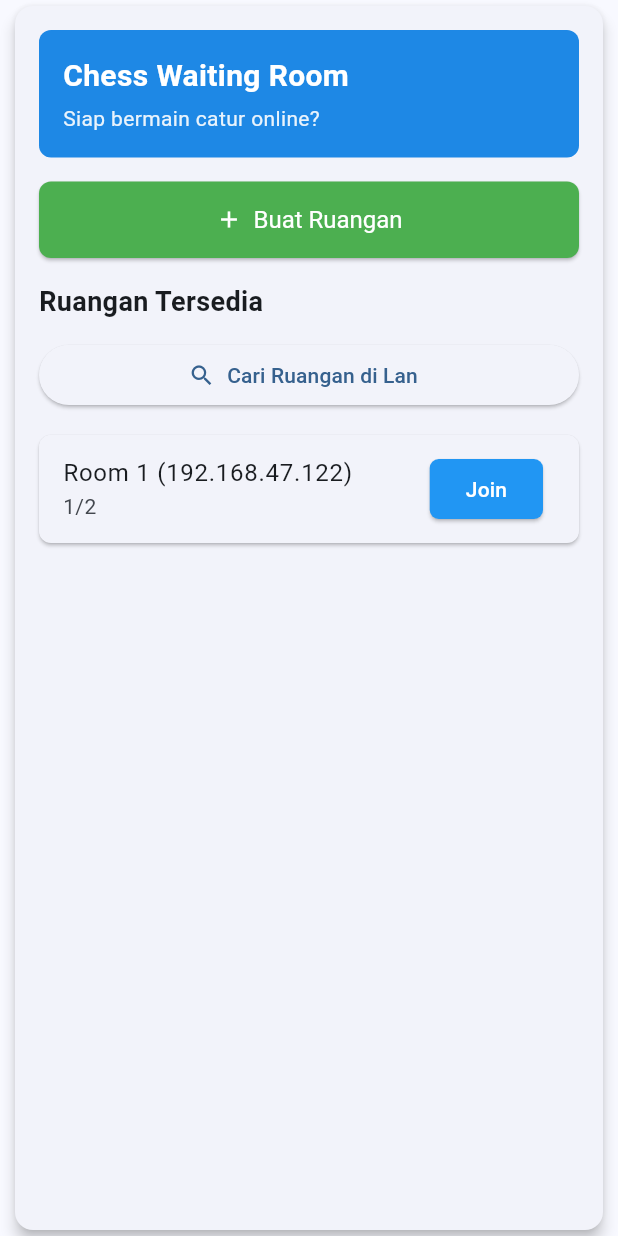
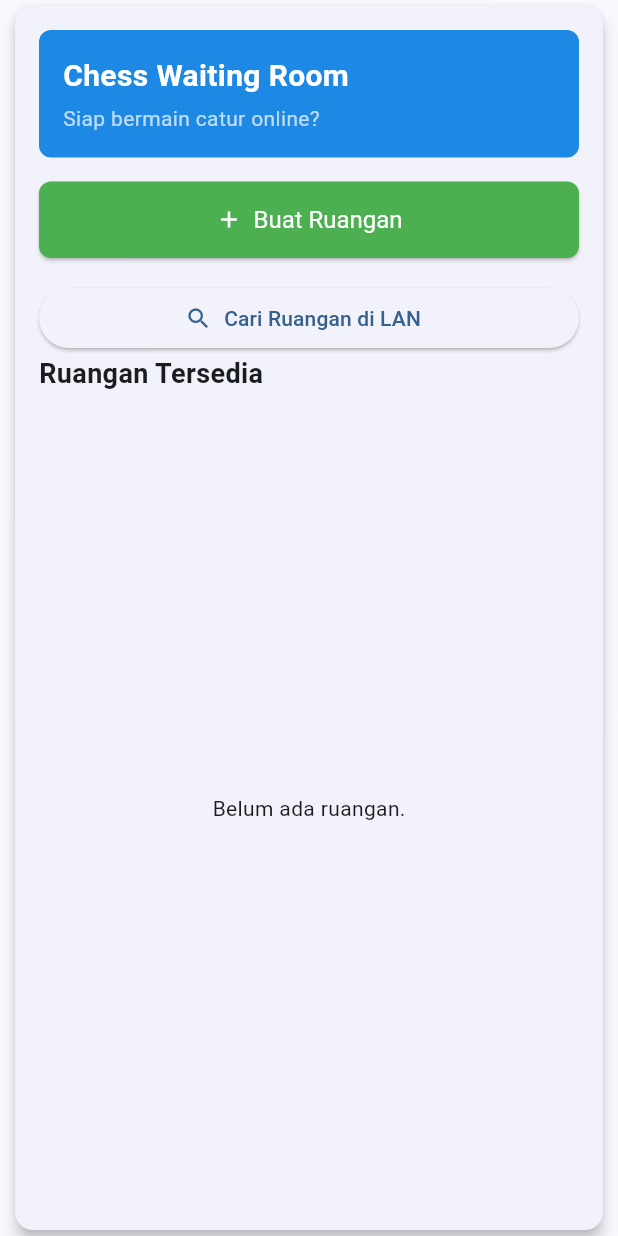
Before and after one commit to filzaelang/ChessApp, a Flutter app: the screen it shows after launch, on a phone screen of 412 x 824 dp. Run offline on Flutter 3.47's test engine with Material 3 defaults, Android fonts, the phone set to English and light mode, and no system bars; our stand-ins replace go_router; missing offline and left inert: dart:html.

Commit message:
Mengerjakan untuk logika permainan

```diff
--- a/lib/app.dart
+++ b/lib/app.dart
@@ -1,6 +1,7 @@
 import 'package:flutter/material.dart';
 import 'package:provider/provider.dart';
 import 'data/models/board_model.dart';
+import 'data/services/room_provider.dart';
 import 'presentation/screens/home_page.dart';
 import 'presentation/screens/room_page.dart';
 import 'package:go_router/go_router.dart';
@@ -10,8 +11,11 @@ class ChessApp extends StatelessWidget {
 
   @override
   Widget build(BuildContext context) {
-    return ChangeNotifierProvider(
-      create: (_) => BoardModel(),
+    return MultiProvider(
+      providers: [
+        ChangeNotifierProvider(create: (_) => BoardModel()),
+        ChangeNotifierProvider(create: (_) => RoomProvider()),
+      ],
       child: MaterialApp.router(
         debugShowCheckedModeBanner: false,
         title: 'Chess Board UI',
--- /dev/null
+++ b/lib/data/models/room_model.dart
@@ -0,0 +1,15 @@
+class Room {
+  final String name;
+  final String ip;
+  final int players;
+  final int maxPlayers;
+
+  Room({
+    required this.name,
+    required this.ip,
+    this.players = 1,
+    this.maxPlayers = 2,
+  });
+
+  bool get canJoin => players < maxPlayers;
+}
--- /dev/null
+++ b/lib/data/services/room_provider.dart
@@ -0,0 +1,18 @@
+import 'package:flutter/material.dart';
+import '../models/room_model.dart';
+
+class RoomProvider extends ChangeNotifier {
+  final List<Room> _rooms = [];
+
+  List<Room> get rooms => List.unmodifiable(_rooms);
+
+  void addRoom(Room room) {
+    _rooms.add(room);
+    notifyListeners();
+  }
+
+  void clearRooms() {
+    _rooms.clear();
+    notifyListeners();
+  }
+}
--- a/lib/presentation/screens/room_page.dart
+++ b/lib/presentation/screens/room_page.dart
@@ -1,16 +1,21 @@
+import 'package:chess/data/models/room_model.dart';
 import 'package:flutter/material.dart';
+import 'package:provider/provider.dart';
 // import '../widgets/alert.dart';
 import '../../data/services/make_rooms.dart';
+import '../../data/services/room_provider.dart';
+import '../../data/services/room_discovery.dart';
 
 class RoomPage extends StatelessWidget {
   const RoomPage({super.key});
 
   @override
   Widget build(BuildContext context) {
+    final roomProvider = context.watch<RoomProvider>();
     return Scaffold(
       body: Center(
         child: ConstrainedBox(
-          constraints: BoxConstraints(maxWidth: 400),
+          constraints: const BoxConstraints(maxWidth: 400),
           child: Card(
             elevation: 4,
             shape: RoundedRectangleBorder(
@@ -21,83 +26,63 @@ class RoomPage extends StatelessWidget {
               child: Column(
                 crossAxisAlignment: CrossAxisAlignment.stretch,
                 children: [
-                  // Header Section
-                  Container(
-                    padding: const EdgeInsets.all(16),
-                    decoration: BoxDecoration(
-                      color: Colors.blue[600],
-                      borderRadius: BorderRadius.circular(8),
-                    ),
-                    child: Column(
-                      crossAxisAlignment: CrossAxisAlignment.start,
-                      children: [
-                        Text(
-                          'Chess Waiting Room',
-                          style: TextStyle(
-                            fontSize: 20,
-                            fontWeight: FontWeight.bold,
-                            color: Colors.white,
-                          ),
-                        ),
-                        SizedBox(height: 4),
-                        Text(
-                          'Siap bermain catur online?',
-                          style: TextStyle(
-                            color: Colors.white.withOpacity(0.9),
-                            fontSize: 14,
-                          ),
-                        ),
-                      ],
-                    ),
-                  ),
-
-                  // Create Room Button
+                  _buildHeader(),
                   Padding(
                     padding: const EdgeInsets.symmetric(vertical: 16),
                     child: ElevatedButton.icon(
-                      onPressed: () async {
-                        await makeRooms(context);
-                      },
-                      icon: Icon(Icons.add, size: 18),
-                      label: Text('Buat Ruangan'),
+                      onPressed: () async => await makeRooms(context),
+                      icon: const Icon(Icons.add, size: 18),
+                      label: const Text('Buat Ruangan'),
                       style: ElevatedButton.styleFrom(
                         backgroundColor: Colors.green,
                         foregroundColor: Colors.white,
-                        padding: EdgeInsets.symmetric(vertical: 16),
-                        textStyle: TextStyle(fontSize: 16),
+                        padding: const EdgeInsets.symmetric(vertical: 16),
+                        textStyle: const TextStyle(fontSize: 16),
                         shape: RoundedRectangleBorder(
                           borderRadius: BorderRadius.circular(8),
                         ),
                       ),
                     ),
                   ),
-
-                  // Available Rooms Section
-                  Text(
+                  ElevatedButton.icon(
+                    onPressed: () async {
+                      final rooms = await discoverRooms();
+                      for (final r in rooms) {
+                        print("Found: $r");
+                        final parts = r.split(':');
+                        if (parts.length >= 3) {
+                          final name = parts[1];
+                          final ip = parts[2];
+                          context.read<RoomProvider>().addRoom(
+                            Room(name: name, ip: ip),
+                          );
+                        }
+                      }
+                    },
+                    icon: const Icon(Icons.search),
+                    label: const Text('Cari Ruangan di LAN'),
+                  ),
+                  const Text(
                     'Ruangan Tersedia',
                     style: TextStyle(fontSize: 18, fontWeight: FontWeight.bold),
                   ),
-                  SizedBox(height: 12),
-
-                  // Room List
+                  const SizedBox(height: 12),
                   Expanded(
-                    child: ListView(
-                      shrinkWrap: true,
-                      children: [
-                        ElevatedButton.icon(
-                          onPressed: () {},
-                          icon: Icon(Icons.search),
-                          label: Text('Cari Ruangan di Lan'),
-                        ),
-                        SizedBox(height: 16),
-                        _buildRoomItem(
-                          'Room 1 (192.168.47.122)',
-                          '1/2',
-                          true,
-                          '192.168.47.122',
-                        ),
-                      ],
-                    ),
+                    child: roomProvider.rooms.isEmpty
+                        ? const Center(child: Text('Belum ada ruangan.'))
+                        : ListView.builder(
+                            itemCount: roomProvider.rooms.length,
+                            itemBuilder: (context, index) {
+                              final room = roomProvider.rooms[index];
+                              return _buildRoomItem(
+                                room.name,
+                                '${room.players}/${room.maxPlayers}',
+                                room.canJoin,
+                                room.ip,
+                                context,
+                              );
+                            },
+                          ),
                   ),
                 ],
               ),
@@ -108,22 +93,50 @@ class RoomPage extends StatelessWidget {
     );
   }
 
+  Widget _buildHeader() => Container(
+    padding: const EdgeInsets.all(16),
+    decoration: BoxDecoration(
+      color: Colors.blue[600],
+      borderRadius: BorderRadius.circular(8),
+    ),
+    child: Column(
+      crossAxisAlignment: CrossAxisAlignment.start,
+      children: const [
+        Text(
+          'Chess Waiting Room',
+          style: TextStyle(
+            fontSize: 20,
+            fontWeight: FontWeight.bold,
+            color: Colors.white,
+          ),
+        ),
+        SizedBox(height: 4),
+        Text(
+          'Siap bermain catur online?',
+          style: TextStyle(color: Colors.white70, fontSize: 14),
+        ),
+      ],
+    ),
+  );
+
   Widget _buildRoomItem(
     String roomName,
     String playerCount,
     bool canJoin, [
     String? ip,
+    BuildContext? context,
   ]) {
     return Card(
-      margin: EdgeInsets.only(bottom: 8),
+      margin: const EdgeInsets.only(bottom: 8),
       shape: RoundedRectangleBorder(borderRadius: BorderRadius.circular(8)),
       child: ListTile(
         title: Text(roomName),
-        subtitle: Text(playerCount),
+        subtitle: Text('IP: $ip\nPemain: $playerCount'),
         trailing: canJoin
             ? ElevatedButton(
-                onPressed: () {},
-                child: Text('Join'),
+                onPressed: () async {
+                  await joinRoom(context!);
+                },
                 style: ElevatedButton.styleFrom(
                   backgroundColor: Colors.blue,
                   foregroundColor: Colors.white,
@@ -131,8 +144,9 @@ class RoomPage extends StatelessWidget {
                     borderRadius: BorderRadius.circular(6),
                   ),
                 ),
+                child: const Text('Join'),
               )
-            : Chip(
+            : const Chip(
                 label: Text('Penuh'),
                 backgroundColor: Colors.red,
                 labelStyle: TextStyle(color: Colors.white),
@@ -141,36 +155,3 @@ class RoomPage extends StatelessWidget {
     );
   }
 }
-
-
-
-
-
-
-// import 'package:flutter/material.dart';
-
-// class RoomPage extends StatelessWidget {
-//   const RoomPage({super.key});
-
-//   @override
-//   Widget build(BuildContext context) {
-//     return Scaffold(
-//       // AppBar
-//       appBar: AppBar(title: const Text('Hello World Page')),
-
-//       // Body (Berisi konten utama)
-//       body: Center(
-//         child: Text(
-//           'Hello World',
-//           style: TextStyle(
-//             fontSize: 32,
-//             fontWeight: FontWeight.bold,
-//             color: Colors.black,
-//           ),
-//         ),
-//       ),
-
-//       // Floating action button (Opsional)
-//     );
-//   }
-// }
```
Also changed, not shown: c.dart (+43 -114 lines), lib/data/services/make_rooms.dart (+11 -70 lines), lib/data/services/room_discovery.dart (added, +84 -0 lines), lib/data/services/udp_server.dart (+0 -31 lines), lib/data/services/udp_server_io.dart (+19 -3 lines), lib/data/services/udp_server_web.dart (+19 -18 lines).
